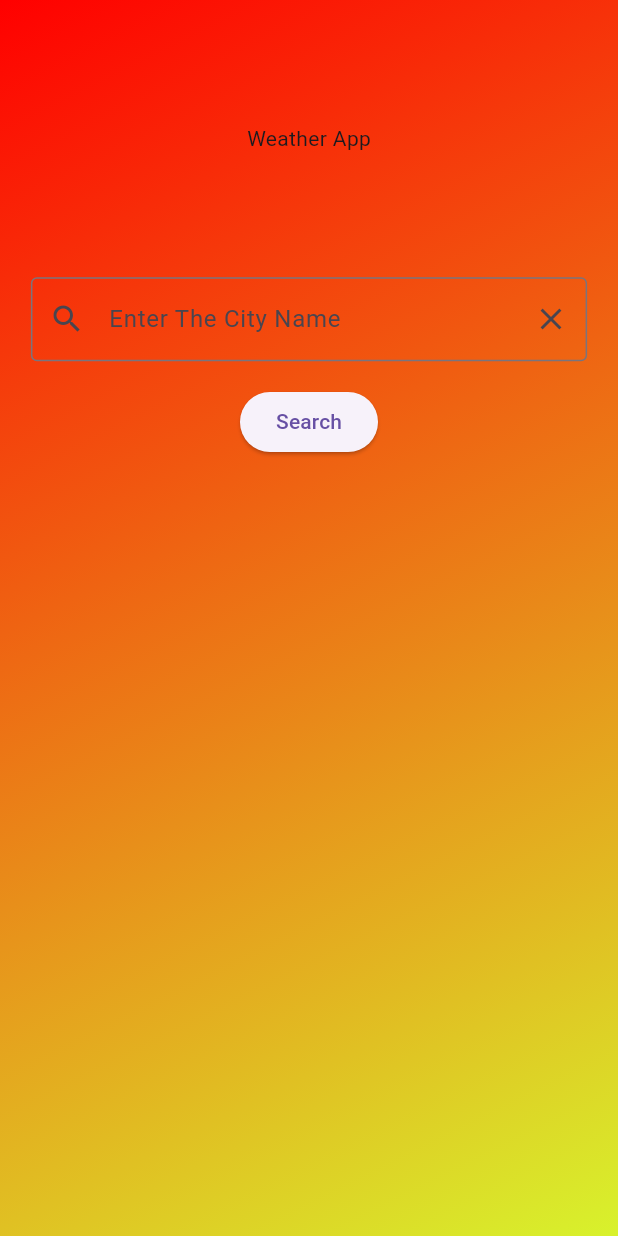
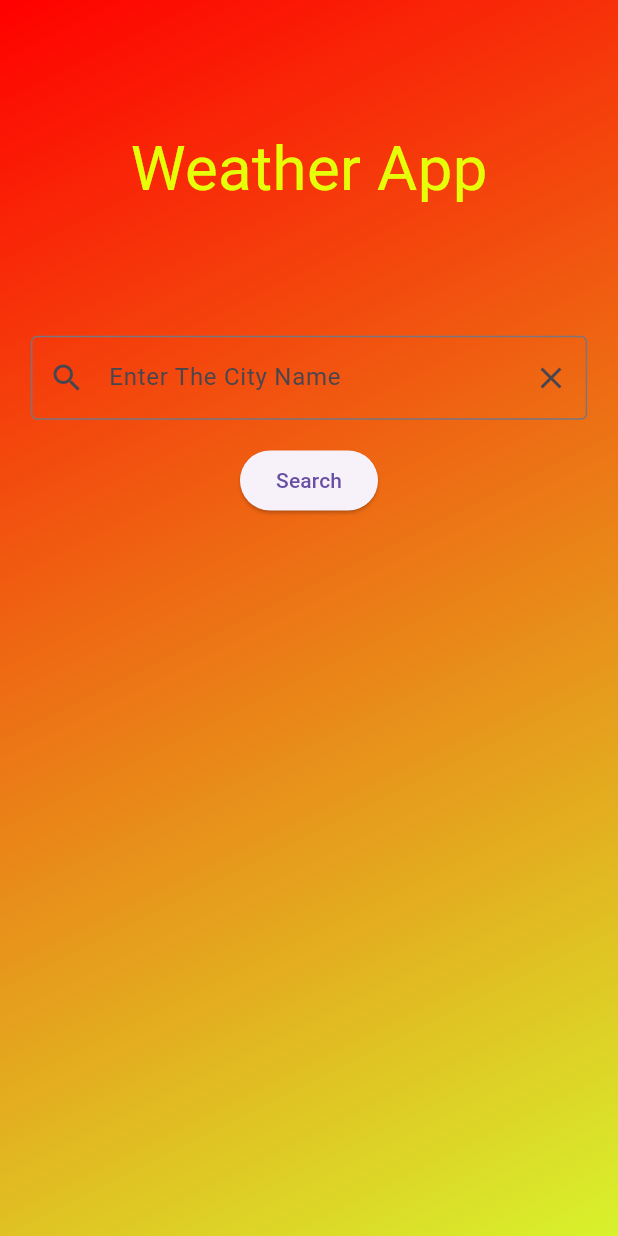
Before and after one commit to KaushikDas9/Weather_App, a Flutter app: the screen it shows after launch, on a phone screen of 412 x 824 dp. Run offline on Flutter 3.47's test engine with Material 3 defaults, Android fonts, the phone set to English and light mode, and no system bars; our stand-ins replace flutter_dotenv, get, shared_preferences.

Commit message:
SS added

```diff
--- a/lib/1.Presentation/HomeScreen.dart
+++ b/lib/1.Presentation/HomeScreen.dart
@@ -59,7 +59,7 @@ class _HomePageState extends State<HomePage> {
                 vertical: height * .1, horizontal: width * .05),
             child: Column(
               children: [
-                Text("Weather App"),
+                Text("Weather App", style: TextStyle(fontSize: height * .05 , color: Color.fromARGB(255, 230, 255, 9) ),),
                 SizedBox(height: height * .1),
                 TextField(
                   controller: _controller,
```
Also changed, not shown: assets/ErrorHandle.jpg (added), assets/HomePage1.jpg (added), assets/WeatherDetailsPage.jpg (added).
